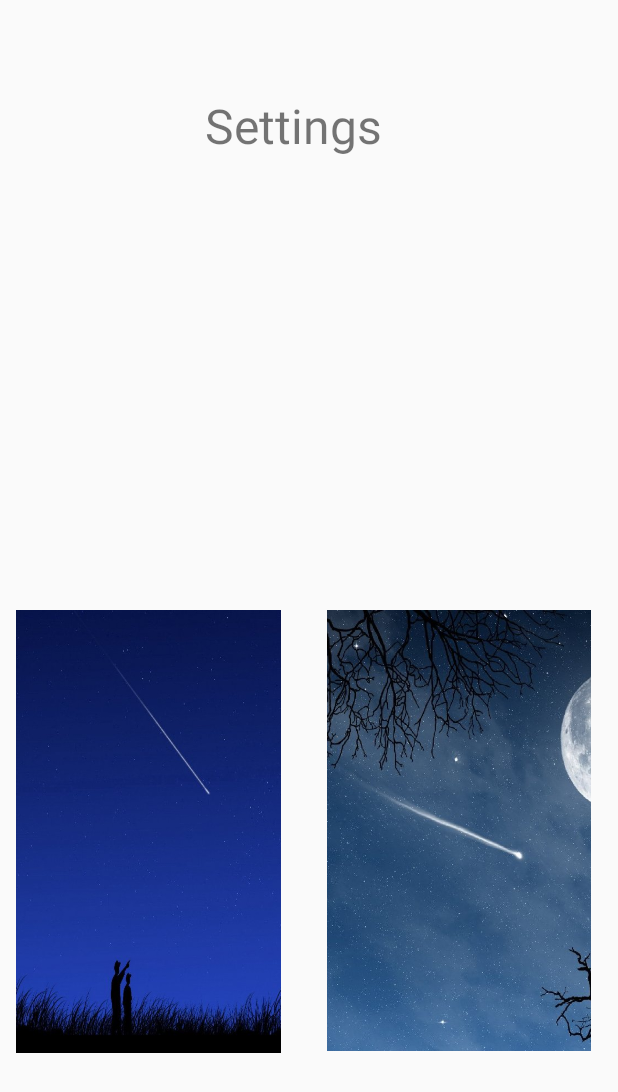
After one commit to KeiShadow/Tamz2, an Android app: the settingsActivity screen opened directly, with no data from a screen before it, on a phone screen of 412 x 824 dp. The commit adds this screen. Shown: the top 1092 px of the screen. Run offline under Robolectric (Android 15) with nearby library versions, the phone set to English and light mode, and no system bars.

Commit message:
new stuff

```diff
--- a/Zodiac/app/src/main/AndroidManifest.xml
+++ b/Zodiac/app/src/main/AndroidManifest.xml
@@ -16,8 +16,9 @@
                 <category android:name="android.intent.category.LAUNCHER" />
             </intent-filter>
         </activity>
-        <activity android:name=".ZodiacActivity"></activity>
-        <activity android:name=".AboutActivity"></activity>
+        <activity android:name=".ZodiacActivity" />
+        <activity android:name=".AboutActivity" />
+        <activity android:name=".settingsActivity"></activity>
     </application>
 
 </manifest>
--- /dev/null
+++ b/Zodiac/app/src/main/java/com/keiko/zodiac/settingsActivity.java
@@ -0,0 +1,54 @@
+package com.keiko.zodiac;
+
+import android.content.Intent;
+import android.graphics.Color;
+import android.graphics.PorterDuff;
+import android.support.v7.app.AppCompatActivity;
+import android.os.Bundle;
+import android.view.MotionEvent;
+import android.view.View;
+import android.widget.ImageView;
+import android.widget.Toast;
+
+public class settingsActivity extends AppCompatActivity {
+
+    ImageView myImage;
+
+
+    @Override
+    protected void onCreate(Bundle savedInstanceState) {
+        super.onCreate(savedInstanceState);
+        setContentView(R.layout.activity_settings);
+
+       myImage = (ImageView)findViewById(R.id.w01);
+        myImage.setOnTouchListener(new View.OnTouchListener() {
+            @Override
+            public boolean onTouch(View view, MotionEvent motionEvent) {
+                switch(motionEvent.getAction()){
+                    case MotionEvent.ACTION_DOWN:{
+                        myImage.getDrawable().setColorFilter(Color.argb(125,168,255,255), PorterDuff.Mode.DST_IN);
+                        break;
+
+                    }
+
+                    case MotionEvent.ACTION_UP:{
+                        myImage.getDrawable().clearColorFilter();
+                        Intent intent = new Intent();
+                        intent.putExtra("wallpaper","w01");
+                        setResult(333,intent);
+                        finish();
+                        break;
+
+                    }
+
+
+                }
+
+
+                return false;
+            }
+        });
+    }
+
+
+}
--- a/Zodiac/app/src/main/res/layout/activity_main.xml
+++ b/Zodiac/app/src/main/res/layout/activity_main.xml
@@ -5,7 +5,8 @@
     android:layout_width="match_parent"
     android:layout_height="match_parent"
     tools:context="com.keiko.zodiac.MainActivity"
-    android:background="@drawable/wall02">
+    android:background="@drawable/wall02"
+    android:id="@+id/actMain">
 
 
 
@@ -71,7 +72,6 @@
         android:layout_width="176dp"
         android:layout_height="158dp"
         app:srcCompat="@drawable/kozoroh01"
-        android:onClick="myClick"
         android:layout_marginTop="8dp"
         app:layout_constraintTop_toBottomOf="@+id/zodiacText"
         app:layout_constraintBottom_toBottomOf="parent"
--- /dev/null
+++ b/Zodiac/app/src/main/res/layout/activity_settings.xml
@@ -0,0 +1,53 @@
+<?xml version="1.0" encoding="utf-8"?>
+<android.support.constraint.ConstraintLayout xmlns:android="http://schemas.android.com/apk/res/android"
+    xmlns:app="http://schemas.android.com/apk/res-auto"
+    xmlns:tools="http://schemas.android.com/tools"
+    android:layout_width="match_parent"
+    android:layout_height="match_parent"
+    tools:context="com.keiko.zodiac.settingsActivity">
+
+    <TextView
+        android:id="@+id/textView"
+        android:layout_width="139dp"
+        android:layout_height="54dp"
+        android:text="@string/settings"
+        android:textSize="32sp"
+        app:layout_constraintTop_toTopOf="parent"
+        android:layout_marginTop="8dp"
+        app:layout_constraintBottom_toBottomOf="parent"
+        android:layout_marginBottom="8dp"
+        app:layout_constraintVertical_bias="0.072"
+        android:layout_marginRight="8dp"
+        app:layout_constraintRight_toRightOf="parent"
+        android:layout_marginLeft="8dp"
+        app:layout_constraintLeft_toLeftOf="parent" />
+
+    <ImageView
+        android:id="@+id/w01"
+        android:layout_width="182dp"
+        android:layout_height="295dp"
+        android:layout_marginBottom="8dp"
+        android:layout_marginLeft="8dp"
+        android:layout_marginRight="8dp"
+        android:layout_marginTop="8dp"
+        app:layout_constraintBottom_toBottomOf="parent"
+        app:layout_constraintHorizontal_bias="0.0"
+        app:layout_constraintLeft_toLeftOf="parent"
+        app:layout_constraintRight_toLeftOf="@+id/w02"
+        app:layout_constraintTop_toBottomOf="@+id/textView"
+        app:layout_constraintVertical_bias="0.713"
+        app:srcCompat="@drawable/wall01" />
+
+    <ImageView
+        android:id="@+id/w02"
+        android:layout_width="204dp"
+        android:layout_height="294dp"
+        app:srcCompat="@drawable/wall02"
+        android:layout_marginTop="8dp"
+        app:layout_constraintTop_toBottomOf="@+id/textView"
+        app:layout_constraintBottom_toBottomOf="parent"
+        android:layout_marginBottom="8dp"
+        android:layout_marginRight="4dp"
+        app:layout_constraintVertical_bias="0.71"
+        app:layout_constraintRight_toRightOf="parent" />
+</android.support.constraint.ConstraintLayout>
--- a/Zodiac/app/src/main/res/menu/menu.xml
+++ b/Zodiac/app/src/main/res/menu/menu.xml
@@ -5,8 +5,8 @@
 
 
 
-    <item android:id="@+id/tools"
-        android:title="@string/tools"
+    <item android:id="@+id/settings"
+        android:title="@string/settings"
         app:showAsAction="never"/>
 
     <item android:id="@+id/About"
--- a/Zodiac/app/src/main/res/values/strings.xml
+++ b/Zodiac/app/src/main/res/values/strings.xml
@@ -4,7 +4,7 @@
     <string name="zodiacText">Zodiac</string>
     <string name="fromTo">From to</string>
     <string name="description">Description</string>
-    <string name="tools">Tools</string>
     <string name="about">Zodiac App</string>
     <string name="myLogin">Nog0030</string>
+    <string name="settings">Settings</string>
 </resources>
```
Also changed, not shown: Zodiac/app/src/main/java/com/keiko/zodiac/MainActivity.java (+60 -1 lines), Zodiac/app/src/main/res/layout/activity_about.xml (+5 -3 lines).
